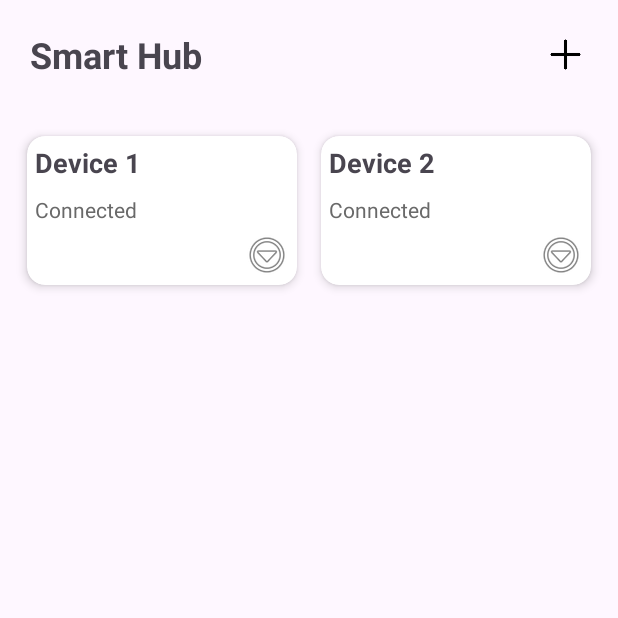
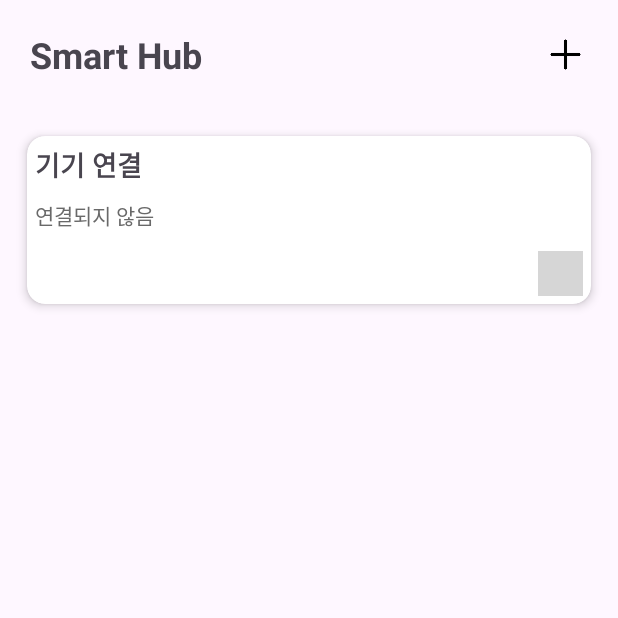
Before and after one commit to xero-xer0/android_coding_teamproject, an Android app: the screen it shows after launch (MainActivity), on a phone screen of 412 x 824 dp, the top half of it. Run offline under Robolectric (Android 15) with nearby library versions, the phone set to English and light mode, and no system bars; grey boxes are pictures that could not be loaded.

Commit message:
카드 뷰 별도로 XML 생성. 동작 버튼 아이콘 변경. 한글화. 연결 상태 TextView와 기능 TextView 분리

```diff
--- a/app/src/main/java/com/example/android_coding_teamproject/MainActivity.kt
+++ b/app/src/main/java/com/example/android_coding_teamproject/MainActivity.kt
@@ -7,13 +7,10 @@ import android.bluetooth.BluetoothGattCallback
 import android.bluetooth.BluetoothGattCharacteristic
 import android.content.Intent
 import android.content.pm.PackageManager
+import android.graphics.Color
 import android.os.Bundle
 import android.view.View
-import android.widget.Button
-import android.widget.ImageButton
-import android.widget.PopupMenu
-import android.widget.TextView
-import android.widget.Toast
+import android.widget.*
 import androidx.activity.enableEdgeToEdge
 import androidx.appcompat.app.AppCompatActivity
 import androidx.appcompat.widget.AppCompatImageButton
@@ -31,6 +28,7 @@ class MainActivity : AppCompatActivity() {
     private var connectedDevice: BluetoothDevice? = null
     private lateinit var deviceNameTextView: TextView
     private lateinit var deviceStatusTextView: TextView
+    private lateinit var devicefeatureTextView: TextView
 
     override fun onCreate(savedInstanceState: Bundle?) {
         super.onCreate(savedInstanceState)
@@ -45,8 +43,9 @@ class MainActivity : AppCompatActivity() {
         }
 
         menubtn = findViewById(R.id.add_device_button)
-        deviceNameTextView = findViewById(R.id.device_name_1)
-        deviceStatusTextView = findViewById(R.id.device_status_1)
+        deviceNameTextView = findViewById(R.id.device_name)
+        deviceStatusTextView = findViewById(R.id.device_status)
+        devicefeatureTextView = findViewById(R.id.device_feature)
 
         menubtn.setOnClickListener { view ->
             // Create and show the popup menu
@@ -81,7 +80,7 @@ class MainActivity : AppCompatActivity() {
         connectedDevice = intent.getParcelableExtra("connectedDevice")
         connectedDevice?.let { device ->
             deviceNameTextView.text = device.name ?: "Unknown Device"
-            deviceStatusTextView.text = "Connected"
+            deviceStatusTextView.text = "연결됨"
 
             // BLE 장치에 연결하고 GATT 설정
             if (ContextCompat.checkSelfPermission(this, Manifest.permission.BLUETOOTH) == PackageManager.PERMISSION_GRANTED) {
@@ -99,7 +98,7 @@ class MainActivity : AppCompatActivity() {
                 gatt.discoverServices()
             } else if (newState == BluetoothGatt.STATE_DISCONNECTED) {
                 runOnUiThread {
-                    deviceStatusTextView.text = "Disconnected"
+                    deviceStatusTextView.text = "연결되지 않음"
                 }
             }
         }
@@ -112,7 +111,7 @@ class MainActivity : AppCompatActivity() {
                 if (characteristic != null) {
                     runOnUiThread {
                         // LED 제어 버튼 클릭 리스너 설정
-                        findViewById<ImageButton>(R.id.device_action_button_1).setOnClickListener {
+                        findViewById<ImageButton>(R.id.device_action_button).setOnClickListener {
                             toggleLED(characteristic)
                         }
                     }
@@ -127,7 +126,18 @@ class MainActivity : AppCompatActivity() {
         characteristic.value = byteArrayOf(newValue.toByte())
 
         bluetoothGatt?.writeCharacteristic(characteristic)
-        deviceStatusTextView.text = if (newValue == 1) "LED On" else "LED Off"
+        devicefeatureTextView.text = if (newValue == 1) "LED 켜짐" else "LED 꺼짐"
+
+        if(newValue == 1) {
+                findViewById<LinearLayout>(R.id.device_card).setBackgroundColor(
+                    Color.parseColor("#87CEEB")
+                )
+        }
+        else {
+            findViewById<LinearLayout>(R.id.device_card).setBackgroundColor(
+                Color.parseColor("#FFFFFF")
+            )
+        }
     }
 
     override fun onDestroy() {
--- a/app/src/main/res/layout/activity_main.xml
+++ b/app/src/main/res/layout/activity_main.xml
@@ -42,100 +42,17 @@
         android:layout_margin="10dp">
 
         <!-- Device Card 1 -->
-        <androidx.cardview.widget.CardView
+        <include
+            layout="@layout/device_card"
             android:layout_width="0dp"
             android:layout_height="wrap_content"
-            android:layout_columnWeight="1"
             android:layout_margin="8dp"
+            android:layout_columnWeight="1" />
 
-            app:cardCornerRadius="12dp"
-            app:cardElevation="4dp"
-            android:padding="16dp">
 
-            <LinearLayout
-                android:layout_width="match_parent"
-                android:layout_height="wrap_content"
-                android:orientation="vertical">
-
-                <TextView
-                    android:id="@+id/device_name_1"
-                    android:layout_margin="5dp"
-                    android:layout_width="wrap_content"
-                    android:layout_height="wrap_content"
-                    android:text="Device 1"
-                    android:textSize="18sp"
-                    android:textStyle="bold"/>
-
-                <TextView
-                    android:id="@+id/device_status_1"
-                    android:layout_marginLeft="5dp"
-                    android:layout_width="wrap_content"
-                    android:layout_height="wrap_content"
-                    android:layout_marginTop="4dp"
-                    android:text="Connected"
-                    android:textSize="14sp"
-                    android:textColor="#696969"/>
-                <ImageButton
-                    android:id="@+id/device_action_button_1"
-                    android:layout_margin="5dp"
-                    android:layout_width="30dp"
-                    android:layout_height="30dp"
-                    android:layout_gravity="end"
-                    android:layout_marginTop="8dp"
-                    android:background="?attr/selectableItemBackgroundBorderless"
-                    android:contentDescription="Device Options"
-                    android:src="@android:drawable/ic_menu_more"/>
-            </LinearLayout>
-        </androidx.cardview.widget.CardView>
-
-        <!-- Device Card 2 -->
-        <androidx.cardview.widget.CardView
-            android:layout_width="0dp"
-            android:layout_height="wrap_content"
-            android:layout_columnWeight="1"
-            android:layout_margin="8dp"
-            app:cardCornerRadius="12dp"
-            app:cardElevation="4dp"
-            android:padding="16dp">
-
-            <LinearLayout
-                android:layout_width="match_parent"
-                android:layout_height="wrap_content"
-                android:orientation="vertical">
-
-                <TextView
-                    android:id="@+id/device_name_2"
-                    android:layout_margin="5dp"
-                    android:layout_width="wrap_content"
-                    android:layout_height="wrap_content"
-                    android:text="Device 2"
-                    android:textSize="18sp"
-                    android:textStyle="bold"/>
-
-                <TextView
-                    android:id="@+id/device_status_2"
-                    android:layout_marginLeft="5dp"
-                    android:layout_width="wrap_content"
-                    android:layout_height="wrap_content"
-                    android:layout_marginTop="4dp"
-                    android:text="Connected"
-                    android:textSize="14sp"
-                    android:textColor="#696969"/>
-
-                <ImageButton
-                    android:id="@+id/device_action_button_2"
-                    android:layout_margin="5dp"
-                    android:layout_width="30dp"
-                    android:layout_height="30dp"
-                    android:layout_gravity="end"
-                    android:layout_marginTop="8dp"
-                    android:background="?attr/selectableItemBackgroundBorderless"
-                    android:contentDescription="Device Options"
-                    android:src="@android:drawable/ic_menu_more"/>
-            </LinearLayout>
-        </androidx.cardview.widget.CardView>
 
         <!-- Add more CardViews for additional devices if needed -->
 
     </GridLayout>
+
 </LinearLayout>
--- a/app/src/main/res/layout/device_card.xml
+++ b/app/src/main/res/layout/device_card.xml
@@ -1,49 +1,69 @@
 <?xml version="1.0" encoding="utf-8"?>
-<LinearLayout
-    xmlns:tools="http://schemas.android.com/tools"
+<androidx.cardview.widget.CardView
+
+    android:layout_width="match_parent"
+    android:layout_height="wrap_content"
     xmlns:app="http://schemas.android.com/apk/res-auto"
-    xmlns:android="http://schemas.android.com/apk/res/android"
-    android:layout_width="wrap_content"
-    android:layout_height="wrap_content"
-    android:layout_columnWeight="1"
     android:layout_margin="8dp"
-
     app:cardCornerRadius="12dp"
     app:cardElevation="4dp"
-    android:padding="16dp">
+    android:padding="16dp"
+    xmlns:android="http://schemas.android.com/apk/res/android">
 
     <LinearLayout
+        android:id="@+id/device_card"
         android:layout_width="match_parent"
         android:layout_height="wrap_content"
         android:orientation="vertical">
 
         <TextView
-            android:id="@+id/device_name_1"
+            android:id="@+id/device_name"
             android:layout_margin="5dp"
             android:layout_width="wrap_content"
             android:layout_height="wrap_content"
-            android:text="Device 1"
+            android:text="기기 연결"
             android:textSize="18sp"
             android:textStyle="bold"/>
 
         <TextView
-            android:id="@+id/device_status_1"
+            android:id="@+id/device_status"
             android:layout_marginLeft="5dp"
             android:layout_width="wrap_content"
             android:layout_height="wrap_content"
             android:layout_marginTop="4dp"
-            android:text="Connected"
+            android:text="연결되지 않음"
             android:textSize="14sp"
             android:textColor="#696969"/>
-        <ImageButton
-            android:id="@+id/device_action_button_1"
-            android:layout_margin="5dp"
-            android:layout_width="24dp"
-            android:layout_height="24dp"
-            android:layout_gravity="end"
+
+        <!-- Horizontal LinearLayout for the third TextView and ImageButton -->
+        <LinearLayout
+            android:layout_width="match_parent"
+            android:layout_height="wrap_content"
+            android:orientation="horizontal"
             android:layout_marginTop="8dp"
-            android:background="?attr/selectableItemBackgroundBorderless"
-            android:contentDescription="Device Options"
-            android:src="@android:drawable/ic_menu_more"/>
+            android:gravity="">
+
+            <TextView
+                android:id="@+id/device_feature"
+                android:layout_width="0dp"
+                android:layout_height="wrap_content"
+                android:layout_weight="1"
+                android:layout_marginLeft="5dp"
+                android:text=""
+                android:textSize="14sp"
+                android:textColor="#696969"/>
+
+            <ImageButton
+                android:id="@+id/device_action_button"
+                android:layout_margin="5dp"
+                android:layout_width="30dp"
+                android:layout_height="30dp"
+                android:background="?attr/selectableItemBackgroundBorderless"
+                android:contentDescription="Device Options"
+                android:scaleType="centerInside"
+                android:tint="#999999"
+                android:src="@drawable/run_icon_card"/>
+        </LinearLayout>
+
     </LinearLayout>
-</LinearLayout>
+</androidx.cardview.widget.CardView>
```
